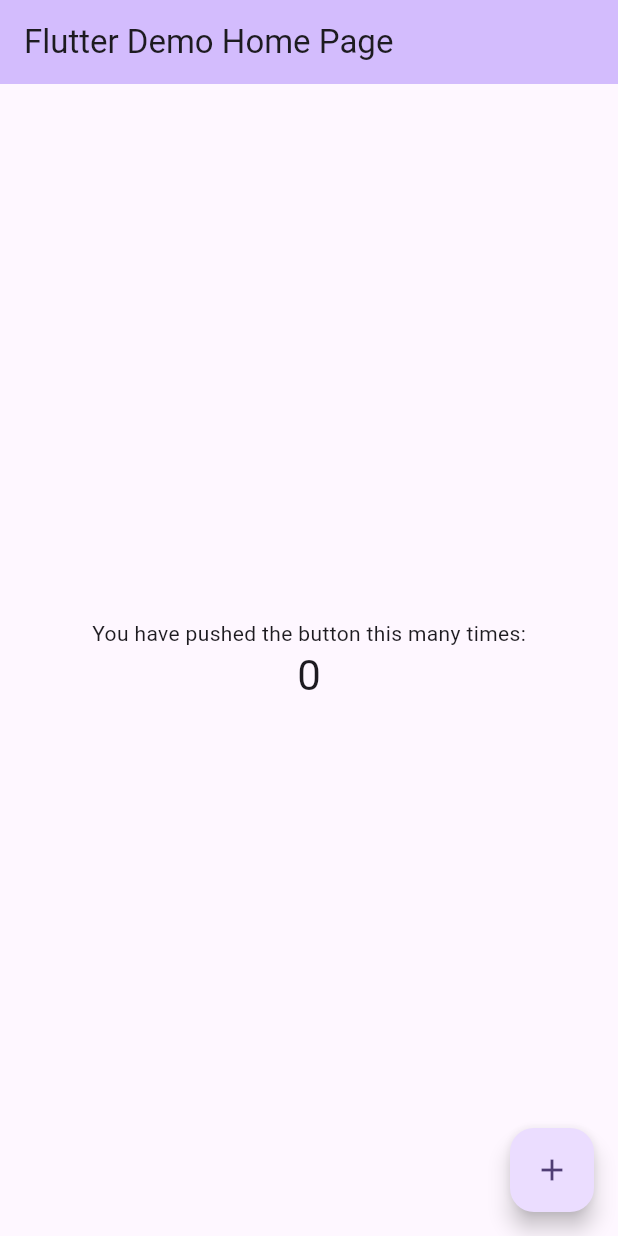
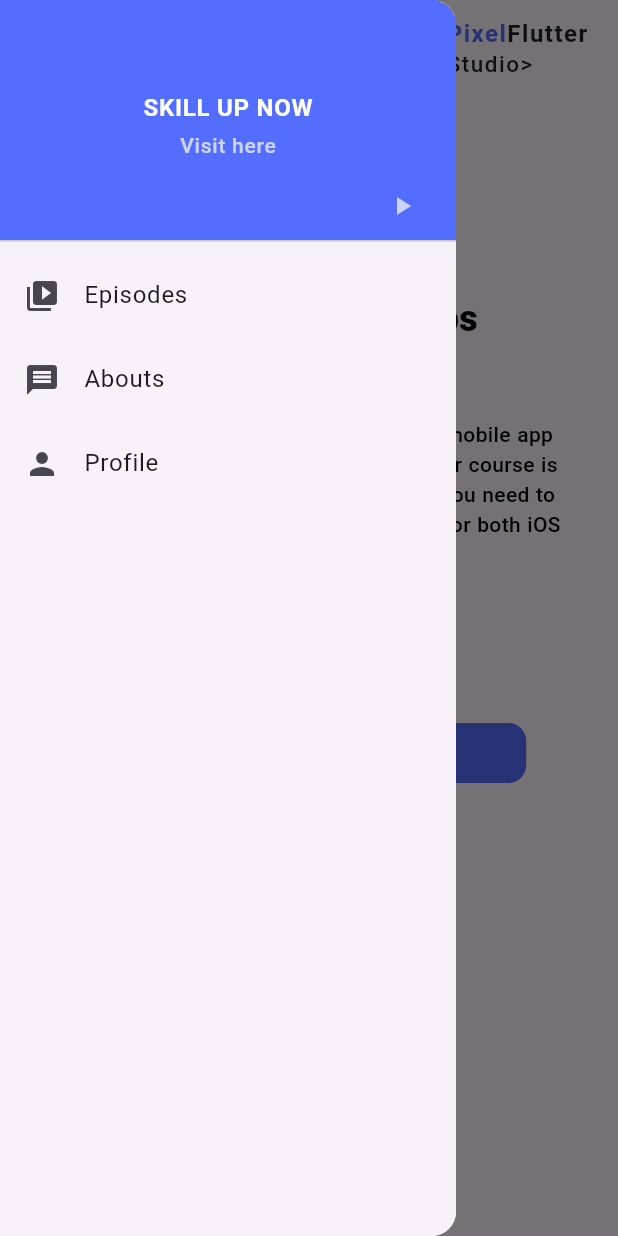
Before and after one commit to Nadim201/responsive_design_assignment, a Flutter app: the screen it shows after launch, with the side drawer open (before the commit the screen has no drawer), on a phone screen of 412 x 824 dp. Run offline on Flutter 3.47's test engine with Material 3 defaults, Android fonts, the phone set to English and light mode, and no system bars; our stand-ins replace device_preview, google_fonts.

Commit message:
first commit

```diff
--- /dev/null
+++ b/lib/Constant.dart
@@ -0,0 +1,9 @@
+import 'package:flutter/material.dart';
+
+const Color primaryColor = Colors.black;
+const Color secondaryColor = Colors.black12;
+const Color whiteColor = Colors.white;
+const Color whiteColor2 = Colors.white70;
+const Color bottomColor = Colors.indigoAccent;
+
+const double defaultPadding = 16.0;
--- /dev/null
+++ b/lib/Screen/mobile_screen.dart
@@ -0,0 +1,93 @@
+import 'package:flutter/material.dart';
+import 'package:responsive_design_assignment/Constant.dart';
+import 'package:responsive_design_assignment/Widget/bodyText_section.dart';
+
+import '../Widget/drawer_section.dart';
+import '../Widget/elevatedbutton _section.dart';
+
+class MobileScreen extends StatelessWidget {
+  const MobileScreen({super.key});
+
+  @override
+  Widget build(BuildContext context) {
+    final height = MediaQuery.of(context).size.height;
+    final width = MediaQuery.of(context).size.width;
+
+    return SafeArea(
+      child: Scaffold(
+        appBar: AppBar(
+          actions: [
+            Padding(
+              padding: const EdgeInsets.only(right: 20, top: 13),
+              child: Column(
+                crossAxisAlignment: CrossAxisAlignment.start,
+                children: [
+                  RichText(
+                    text: const TextSpan(
+                      children: [
+                        TextSpan(
+                          text: 'Pixel',
+                          style: TextStyle(
+                              fontWeight: FontWeight.w700,
+                              fontSize: 16,
+                              letterSpacing: 1,
+                              color: bottomColor),
+                        ),
+                        TextSpan(
+                          text: 'Flutter',
+                          style: TextStyle(
+                              fontWeight: FontWeight.w700,
+                              fontSize: 16,
+                              letterSpacing: 1,
+                              color: Colors.black87),
+                        ),
+                      ],
+                    ),
+                  ),
+                  const Text(
+                    'Studio>',
+                    style: TextStyle(
+                        fontWeight: FontWeight.w500,
+                        fontSize: 15,
+                        letterSpacing: 1,
+                        color: Colors.black87),
+                  ),
+                ],
+              ),
+            ),
+          ],
+        ),
+        drawer: const Drawer(
+          child: DrawerSection(),
+        ),
+        body: Padding(
+          padding: EdgeInsets.symmetric(
+            horizontal: 20,
+            vertical: height * 0.15, // Adjusted vertical padding
+          ),
+          child: Column(
+            children: [
+              const BodytextSection(),
+              SizedBox(
+                height: height * 0.1,
+              ),
+              Padding(
+                padding: EdgeInsets.symmetric(horizontal: width * 0.1),
+                child: Row(
+                  children: [
+                    Expanded(
+                      child: MyElevatedButton(
+                        title: 'Join Course',
+                        onPressed: () {},
+                      ),
+                    ),
+                  ],
+                ),
+              ),
+            ],
+          ),
+        ),
+      ),
+    );
+  }
+}
--- /dev/null
+++ b/lib/Widget/bodyText_section.dart
@@ -0,0 +1,53 @@
+import 'package:flutter/material.dart';
+import 'package:responsive_design_assignment/Constant.dart';
+
+class BodytextSection extends StatelessWidget {
+  const BodytextSection({super.key});
+
+  @override
+  Widget build(BuildContext context) {
+    final width = MediaQuery.of(context).size.width;
+    double titleText = width > 768 ? 32 : 24;
+    double bodyText = width < 480 ? 14 : 16;
+
+    return Padding(
+      padding: const EdgeInsets.all(defaultPadding),
+      child: Column(
+        crossAxisAlignment:
+            width < 768 ? CrossAxisAlignment.center : CrossAxisAlignment.start,
+        children: [
+          Align(
+            alignment: width < 768 ? Alignment.center : Alignment.centerLeft,
+            child: Text(
+              'Build Stunning Apps',
+              style:
+                  TextStyle(fontWeight: FontWeight.w900, fontSize: titleText),
+            ),
+          ),
+          Align(
+            alignment: width < 768 ? Alignment.center : Alignment.centerLeft,
+            child: Text(
+              'with Confidence',
+              style:
+                  TextStyle(fontWeight: FontWeight.w900, fontSize: titleText),
+            ),
+          ),
+          SizedBox(
+            height: defaultPadding,
+          ),
+          Align(
+            alignment: width < 768 ? Alignment.center : Alignment.centerLeft,
+            child: Text(
+              'Are you ready to dive into the world of mobile app development? Our comprehensive Flutter course is designed to help you master the skills you need to build beautiful, high-performance apps for both iOS and Android.',
+              style: TextStyle(
+                  fontWeight: FontWeight.w500,
+                  fontSize: bodyText,
+                  wordSpacing: 0.4),
+              textAlign: width < 768 ? TextAlign.center : TextAlign.start,
+            ),
+          ),
+        ],
+      ),
+    );
+  }
+}
--- /dev/null
+++ b/lib/Widget/drawer_section.dart
@@ -0,0 +1,69 @@
+import 'package:flutter/material.dart';
+
+import '../Constant.dart';
+
+class DrawerSection extends StatelessWidget {
+  const DrawerSection({
+    super.key,
+  });
+
+  @override
+  Widget build(BuildContext context) {
+    return Drawer(
+      child: ListView(
+        children: const [
+          DrawerHeader(
+            decoration: BoxDecoration(color: Colors.indigoAccent),
+            child: Stack(
+              alignment: Alignment.center,
+              children: [
+                Column(
+                  mainAxisAlignment: MainAxisAlignment.center,
+                  crossAxisAlignment: CrossAxisAlignment.center,
+                  children: [
+                    Text(
+                      'SKILL UP NOW',
+                      style: TextStyle(
+                          fontWeight: FontWeight.w700, color: whiteColor),
+                    ),
+                    SizedBox(
+                      height: 3,
+                    ),
+                    Text(
+                      'Visit here',
+                      style: TextStyle(
+                          fontWeight: FontWeight.w500,
+                          color: whiteColor2,
+                          fontSize: 14),
+                    ),
+                  ],
+                ),
+                Positioned(
+                  bottom: 5,
+                  right: 10,
+                  child: Icon(
+                    size: 20,
+                    Icons.play_arrow,
+                    color: whiteColor2,
+                  ),
+                ),
+              ],
+            ),
+          ),
+          ListTile(
+            leading: Icon(Icons.video_library),
+            title: Text('Episodes'),
+          ),
+          ListTile(
+            leading: Icon(Icons.message),
+            title: Text('Abouts'),
+          ),
+          ListTile(
+            leading: Icon(Icons.person),
+            title: Text('Profile'),
+          ),
+        ],
+      ),
+    );
+  }
+}
--- /dev/null
+++ b/lib/Widget/elevatedbutton _section.dart
@@ -0,0 +1,29 @@
+import 'package:flutter/material.dart';
+import 'package:responsive_design_assignment/Constant.dart';
+
+class MyElevatedButton extends StatelessWidget {
+  final String title;
+  final VoidCallback onPressed;
+
+  const MyElevatedButton({
+    super.key,
+    required this.title,
+    required this.onPressed,
+  });
+
+  @override
+  Widget build(BuildContext context) {
+    return ElevatedButton(
+      style: ElevatedButton.styleFrom(
+        elevation: 0,
+        backgroundColor: bottomColor,
+        foregroundColor: whiteColor,
+        shape: RoundedRectangleBorder(
+          borderRadius: BorderRadius.circular(12),
+        ),
+      ),
+      onPressed: () {},
+      child: Text(title),
+    );
+  }
+}
--- a/lib/main.dart
+++ b/lib/main.dart
@@ -1,8 +1,16 @@
+import 'package:flutter/foundation.dart';
 import 'package:flutter/material.dart';
+import 'package:google_fonts/google_fonts.dart';
+import 'package:device_preview/device_preview.dart';
 
-void main() {
-  runApp(const MyApp());
-}
+import 'pages/responsive_page_design.dart';
+
+void main() => runApp(
+      DevicePreview(
+        enabled: !kReleaseMode,
+        builder: (context) => MyApp(), // Wrap your app
+      ),
+    );
 
 class MyApp extends StatelessWidget {
   const MyApp({super.key});
@@ -11,115 +19,18 @@ class MyApp extends StatelessWidget {
   @override
   Widget build(BuildContext context) {
     return MaterialApp(
+      debugShowCheckedModeBanner: false,
       title: 'Flutter Demo',
       theme: ThemeData(
-        // This is the theme of your application.
-        //
-        // TRY THIS: Try running your application with "flutter run". You'll see
-        // the application has a purple toolbar. Then, without quitting the app,
-        // try changing the seedColor in the colorScheme below to Colors.green
-        // and then invoke "hot reload" (save your changes or press the "hot
-        // reload" button in a Flutter-supported IDE, or press "r" if you used
-        // the command line to start the app).
-        //
-        // Notice that the counter didn't reset back to zero; the application
-        // state is not lost during the reload. To reset the state, use hot
-        // restart instead.
-        //
-        // This works for code too, not just values: Most code changes can be
-        // tested with just a hot reload.
-        colorScheme: ColorScheme.fromSeed(seedColor: Colors.deepPurple),
-        useMaterial3: true,
-      ),
-      home: const MyHomePage(title: 'Flutter Demo Home Page'),
+          primaryColor: Colors.blue,
+          colorScheme: ColorScheme.fromSeed(seedColor: Colors.deepPurple),
+          useMaterial3: true,
+          textTheme:
+              GoogleFonts.ibarraRealNovaTextTheme(Theme.of(context).textTheme).apply(
+            bodyColor: Colors.black,
+          ),
+          canvasColor: Colors.white),
+      home: const ResponsivePageDesign(),
     );
   }
 }
-
-class MyHomePage extends StatefulWidget {
-  const MyHomePage({super.key, required this.title});
-
-  // This widget is the home page of your application. It is stateful, meaning
-  // that it has a State object (defined below) that contains fields that affect
-  // how it looks.
-
-  // This class is the configuration for the state. It holds the values (in this
-  // case the title) provided by the parent (in this case the App widget) and
-  // used by the build method of the State. Fields in a Widget subclass are
-  // always marked "final".
-
-  final String title;
-
-  @override
-  State<MyHomePage> createState() => _MyHomePageState();
-}
-
-class _MyHomePageState extends State<MyHomePage> {
-  int _counter = 0;
-
-  void _incrementCounter() {
-    setState(() {
-      // This call to setState tells the Flutter framework that something has
-      // changed in this State, which causes it to rerun the build method below
-      // so that the display can reflect the updated values. If we changed
-      // _counter without calling setState(), then the build method would not be
-      // called again, and so nothing would appear to happen.
-      _counter++;
-    });
-  }
-
-  @override
-  Widget build(BuildContext context) {
-    // This method is rerun every time setState is called, for instance as done
-    // by the _incrementCounter method above.
-    //
-    // The Flutter framework has been optimized to make rerunning build methods
-    // fast, so that you can just rebuild anything that needs updating rather
-    // than having to individually change instances of widgets.
-    return Scaffold(
-      appBar: AppBar(
-        // TRY THIS: Try changing the color here to a specific color (to
-        // Colors.amber, perhaps?) and trigger a hot reload to see the AppBar
-        // change color while the other colors stay the same.
-        backgroundColor: Theme.of(context).colorScheme.inversePrimary,
-        // Here we take the value from the MyHomePage object that was created by
-        // the App.build method, and use it to set our appbar title.
-        title: Text(widget.title),
-      ),
-      body: Center(
-        // Center is a layout widget. It takes a single child and positions it
-        // in the middle of the parent.
-        child: Column(
-          // Column is also a layout widget. It takes a list of children and
-          // arranges them vertically. By default, it sizes itself to fit its
-          // children horizontally, and tries to be as tall as its parent.
-          //
-          // Column has various properties to control how it sizes itself and
-          // how it positions its children. Here we use mainAxisAlignment to
-          // center the children vertically; the main axis here is the vertical
-          // axis because Columns are vertical (the cross axis would be
-          // horizontal).
-          //
-          // TRY THIS: Invoke "debug painting" (choose the "Toggle Debug Paint"
-          // action in the IDE, or press "p" in the console), to see the
-          // wireframe for each widget.
-          mainAxisAlignment: MainAxisAlignment.center,
-          children: <Widget>[
-            const Text(
-              'You have pushed the button this many times:',
-            ),
-            Text(
-              '$_counter',
-              style: Theme.of(context).textTheme.headlineMedium,
-            ),
-          ],
-        ),
-      ),
-      floatingActionButton: FloatingActionButton(
-        onPressed: _incrementCounter,
-        tooltip: 'Increment',
-        child: const Icon(Icons.add),
-      ), // This trailing comma makes auto-formatting nicer for build methods.
-    );
-  }
-}
--- /dev/null
+++ b/lib/pages/responsive_page_design.dart
@@ -0,0 +1,19 @@
+import 'package:flutter/material.dart';
+import 'package:responsive_design_assignment/pages/resposive_builder.dart';
+
+import '../Screen/desktop_screen.dart';
+import '../Screen/mobile_screen.dart';
+import '../Screen/tablet_screen.dart';
+
+class ResponsivePageDesign extends StatelessWidget {
+  const ResponsivePageDesign({super.key});
+
+  @override
+  Widget build(BuildContext context) {
+    return const ResponsivePage(
+      mobileScreen: MobileScreen(),
+      tabletScreen: TabletScreen(),
+      desktopScreen: DesktopScreen(),
+    );
+  }
+}
--- /dev/null
+++ b/lib/pages/resposive_builder.dart
@@ -0,0 +1,24 @@
+import 'package:flutter/material.dart';
+
+class ResponsivePage extends StatelessWidget {
+  const ResponsivePage(
+      {super.key,
+      required this.mobileScreen,
+      required this.tabletScreen,
+      required this.desktopScreen});
+
+  final Widget mobileScreen;
+  final Widget tabletScreen;
+  final Widget desktopScreen;
+
+  @override
+  Widget build(BuildContext context) {
+    final screenSize = MediaQuery.of(context).size.width;
+    if (screenSize < 480) {
+      return mobileScreen;
+    } else if (screenSize > 481 && screenSize < 768) {
+      return tabletScreen;
+    }
+    return desktopScreen;
+  }
+}
--- a/pubspec.yaml
+++ b/pubspec.yaml
@@ -35,6 +35,8 @@ dependencies:
   # The following adds the Cupertino Icons font to your application.
   # Use with the CupertinoIcons class for iOS style icons.
   cupertino_icons: ^1.0.6
+  google_fonts: ^6.2.1
+  device_preview: ^1.2.0
 
 dev_dependencies:
   flutter_test:
```
Also changed, not shown: lib/Screen/desktop_screen.dart (added, +108 -0 lines), lib/Screen/tablet_screen.dart (added, +107 -0 lines), pubspec.lock, 1 other file.
